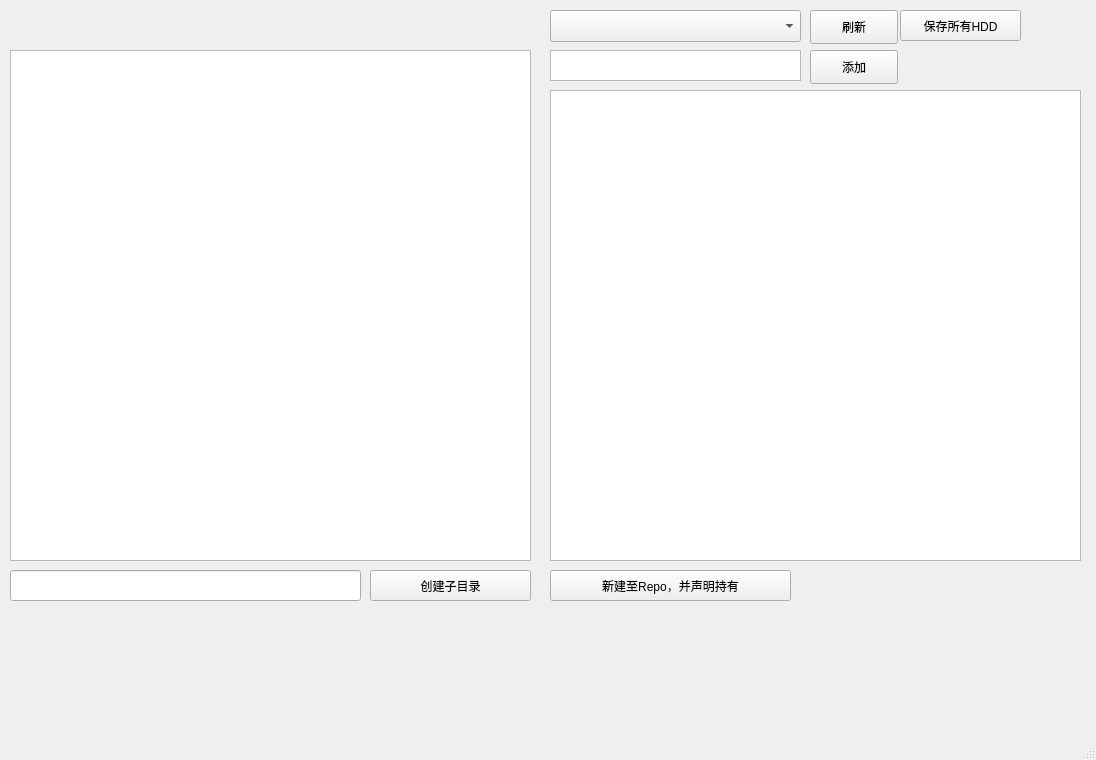
Before: the Qt Designer form mainwindow.ui in maodlife/HDD-Index, drawn with Qt 5.
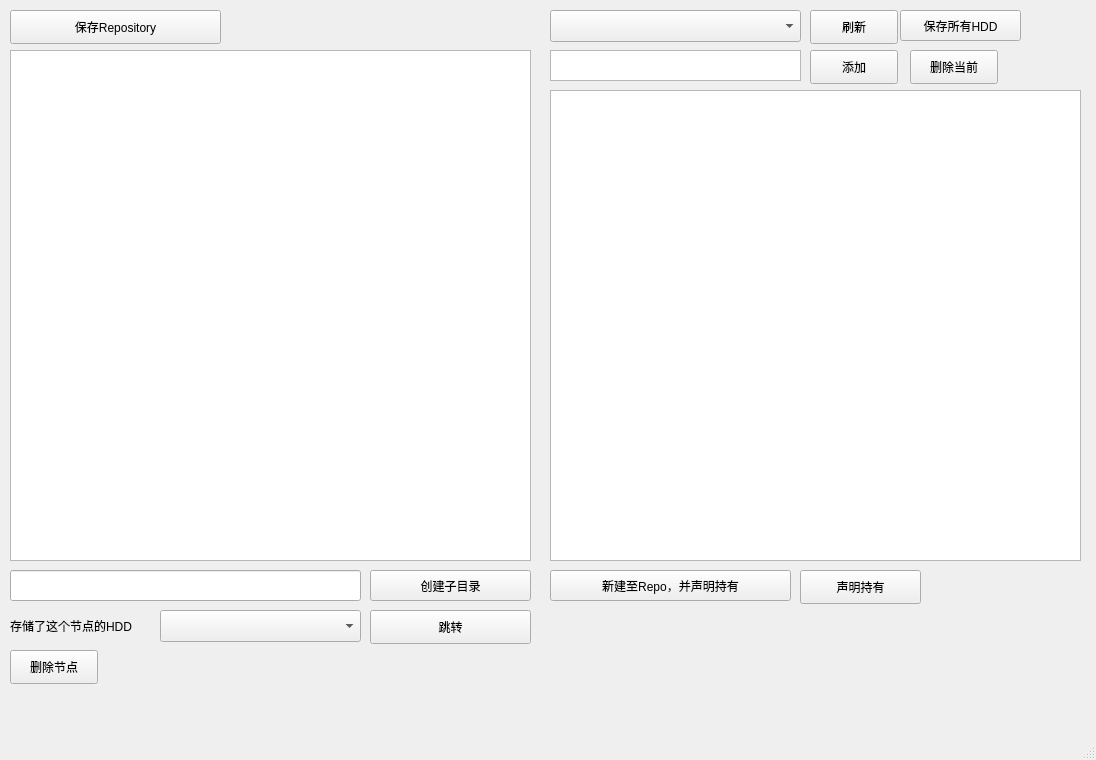
After: the same form once the commit is applied.

Commit message: feature: declare

Diff of the .ui file:
```diff
--- a/mainwindow.ui
+++ b/mainwindow.ui
@@ -129,6 +129,94 @@
      <string>保存所有HDD</string>
     </property>
    </widget>
+   <widget class="QLabel" name="label">
+    <property name="geometry">
+     <rect>
+      <x>10</x>
+      <y>610</y>
+      <width>141</width>
+      <height>31</height>
+     </rect>
+    </property>
+    <property name="text">
+     <string>存储了这个节点的HDD</string>
+    </property>
+   </widget>
+   <widget class="QComboBox" name="saveHddComboBox">
+    <property name="geometry">
+     <rect>
+      <x>160</x>
+      <y>610</y>
+      <width>201</width>
+      <height>32</height>
+     </rect>
+    </property>
+   </widget>
+   <widget class="QPushButton" name="jumpToSaveHddNodeBtn">
+    <property name="geometry">
+     <rect>
+      <x>370</x>
+      <y>610</y>
+      <width>161</width>
+      <height>34</height>
+     </rect>
+    </property>
+    <property name="text">
+     <string>跳转</string>
+    </property>
+   </widget>
+   <widget class="QPushButton" name="deleteRepoNodeBtn">
+    <property name="geometry">
+     <rect>
+      <x>10</x>
+      <y>650</y>
+      <width>88</width>
+      <height>34</height>
+     </rect>
+    </property>
+    <property name="text">
+     <string>删除节点</string>
+    </property>
+   </widget>
+   <widget class="QPushButton" name="declareBtn">
+    <property name="geometry">
+     <rect>
+      <x>800</x>
+      <y>570</y>
+      <width>121</width>
+      <height>34</height>
+     </rect>
+    </property>
+    <property name="text">
+     <string>声明持有</string>
+    </property>
+   </widget>
+   <widget class="QPushButton" name="pushButton_3">
+    <property name="geometry">
+     <rect>
+      <x>10</x>
+      <y>10</y>
+      <width>211</width>
+      <height>34</height>
+     </rect>
+    </property>
+    <property name="text">
+     <string>保存Repository</string>
+    </property>
+   </widget>
+   <widget class="QPushButton" name="pushButton_4">
+    <property name="geometry">
+     <rect>
+      <x>910</x>
+      <y>50</y>
+      <width>88</width>
+      <height>34</height>
+     </rect>
+    </property>
+    <property name="text">
+     <string>删除当前</string>
+    </property>
+   </widget>
   </widget>
   <widget class="QMenuBar" name="menubar">
    <property name="geometry">
```
Left out of the diff: 2 changed lines with no effect on the pictures. The commit also changes 10 other files.
